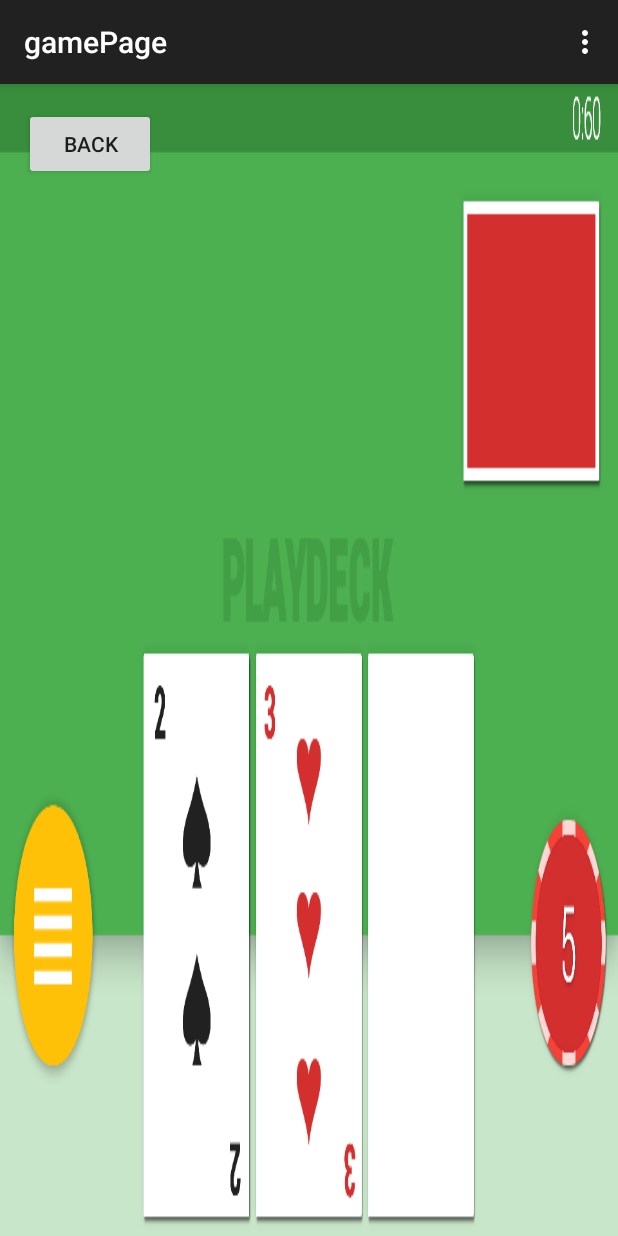
After one commit to Cnitz/CS307, an Android app: the gamePage screen opened directly, with no data from a screen before it, on a phone screen of 412 x 824 dp. The commit adds this screen. Run offline under Robolectric (Android 15) with nearby library versions, the phone set to English and light mode, and no system bars.

Commit message:
Added 3 card backgrounds

```diff
--- a/app/src/main/java/cs307/com/playdeck/MainActivity.java
+++ b/app/src/main/java/cs307/com/playdeck/MainActivity.java
@@ -87,4 +87,9 @@ public class MainActivity extends ActionBarActivity {
         Intent intent = new Intent(MainActivity.this, feedBackPage.class);
         startActivity(intent);
     }
+    public void findGamePage(View view)
+    {
+        Intent intent = new Intent(MainActivity.this, findGamePage.class);
+        startActivity(intent);
+    }
 }
--- /dev/null
+++ b/app/src/main/java/cs307/com/playdeck/gamePage.java
@@ -0,0 +1,45 @@
+package cs307.com.playdeck;
+
+import android.content.Intent;
+import android.support.v7.app.ActionBarActivity;
+import android.os.Bundle;
+import android.view.Menu;
+import android.view.MenuItem;
+import android.view.View;
+
+
+public class gamePage extends ActionBarActivity {
+
+    @Override
+    protected void onCreate(Bundle savedInstanceState) {
+        super.onCreate(savedInstanceState);
+        setContentView(R.layout.activity_game_page);
+    }
+
+
+    @Override
+    public boolean onCreateOptionsMenu(Menu menu) {
+        // Inflate the menu; this adds items to the action bar if it is present.
+        getMenuInflater().inflate(R.menu.menu_game_page, menu);
+        return true;
+    }
+
+    @Override
+    public boolean onOptionsItemSelected(MenuItem item) {
+        // Handle action bar item clicks here. The action bar will
+        // automatically handle clicks on the Home/Up button, so long
+        // as you specify a parent activity in AndroidManifest.xml.
+        int id = item.getItemId();
+
+        //noinspection SimplifiableIfStatement
+        if (id == R.id.action_settings) {
+            return true;
+        }
+
+        return super.onOptionsItemSelected(item);
+    }
+    public void exitGame(View view){
+        Intent intent = new Intent(gamePage.this, MainActivity.class);
+        startActivity(intent);
+    }
+}
--- /dev/null
+++ b/app/src/main/res/layout/activity_game_page.xml
@@ -0,0 +1,24 @@
+<RelativeLayout xmlns:android="http://schemas.android.com/apk/res/android"
+    xmlns:tools="http://schemas.android.com/tools" android:layout_width="match_parent"
+    android:layout_height="match_parent" android:paddingLeft="@dimen/activity_horizontal_margin"
+    android:paddingRight="@dimen/activity_horizontal_margin"
+    android:paddingTop="@dimen/activity_vertical_margin"
+    android:paddingBottom="@dimen/activity_vertical_margin"
+    tools:context="cs307.com.playdeck.gamePage"
+    android:background="@drawable/mockplayscreen">
+
+    <TextView android:text="@string/hello_world" android:layout_width="wrap_content"
+        android:layout_height="wrap_content"
+        android:id="@+id/textView" />
+
+    <Button
+        android:layout_width="wrap_content"
+        android:layout_height="wrap_content"
+        android:text="Back"
+        android:onClick="exitGame"
+        android:id="@+id/backButton"
+        android:layout_alignParentTop="true"
+        android:layout_alignParentLeft="true"
+        android:layout_alignParentStart="true" />
+
+</RelativeLayout>
--- a/app/src/main/res/layout/activity_main.xml
+++ b/app/src/main/res/layout/activity_main.xml
@@ -26,6 +26,7 @@
         android:layout_width="wrap_content"
         android:layout_height="wrap_content"
         android:text="Find Game"
+        android:onClick="findGamePage"
         android:id="@+id/findGameButton"
         android:layout_below="@+id/createGameButton"
         android:layout_alignRight="@+id/createGameButton"
--- /dev/null
+++ b/app/src/main/res/menu/menu_find_game_page.xml
@@ -0,0 +1,6 @@
+<menu xmlns:android="http://schemas.android.com/apk/res/android"
+    xmlns:app="http://schemas.android.com/apk/res-auto"
+    xmlns:tools="http://schemas.android.com/tools" tools:context="cs307.com.playdeck.findGamePage">
+    <item android:id="@+id/action_settings" android:title="@string/action_settings"
+        android:orderInCategory="100" app:showAsAction="never" />
+</menu>
--- /dev/null
+++ b/app/src/main/res/menu/menu_game_page.xml
@@ -0,0 +1,6 @@
+<menu xmlns:android="http://schemas.android.com/apk/res/android"
+    xmlns:app="http://schemas.android.com/apk/res-auto"
+    xmlns:tools="http://schemas.android.com/tools" tools:context="cs307.com.playdeck.gamePage">
+    <item android:id="@+id/action_settings" android:title="@string/action_settings"
+        android:orderInCategory="100" app:showAsAction="never" />
+</menu>
--- a/app/src/main/res/values/strings.xml
+++ b/app/src/main/res/values/strings.xml
@@ -5,5 +5,7 @@
     <string name="hello_world"></string>
     <string name="action_settings">Settings</string>
     <string name="title_activity_feed_back_page">feedBackPage</string>
+    <string name="title_activity_find_game_page">findGamePage</string>
+    <string name="title_activity_game_page">gamePage</string>
 
 </resources>
```
Also changed, not shown: app/src/main/AndroidManifest.xml (+8 -0 lines), app/src/main/java/cs307/com/playdeck/findGamePage.java (added, +51 -0 lines), app/src/main/res/drawable-xxhdpi/card1.jpg (added), app/src/main/res/drawable-xxhdpi/card2.jpg (added), app/src/main/res/drawable-xxhdpi/card3.jpg (added), app/src/main/res/drawable-xxhdpi/mockplayscreen.png (added), 1 other file.
